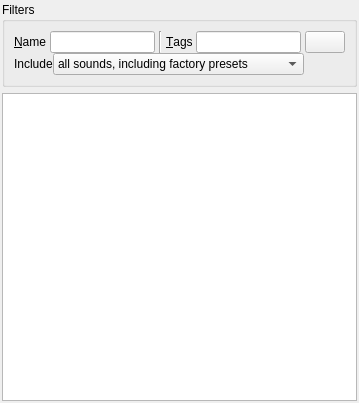
Old version of the form bigglesworth/ui/librarywidget.ui in the repository MaurizioB/Bigglesworth.
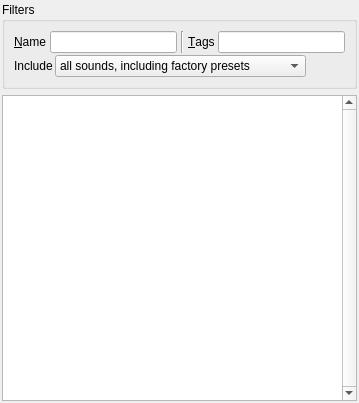
New version of the form. Icons and pictures are not drawn. Custom widgets are drawn as their Qt base class.

Diff of the .ui file:
```diff
--- a/bigglesworth/ui/librarywidget.ui
+++ b/bigglesworth/ui/librarywidget.ui
@@ -30,7 +30,7 @@
      </property>
      <layout class="QVBoxLayout" name="verticalLayout_2">
       <property name="spacing">
-       <number>0</number>
+       <number>2</number>
       </property>
       <item>
        <layout class="QHBoxLayout" name="horizontalLayout_2">
@@ -70,29 +70,6 @@
         <item>
          <widget class="FilterTagsEdit" name="filterTagsEdit"/>
         </item>
-        <item>
-         <widget class="QPushButton" name="editModeBtn">
-          <property name="mouseTracking">
-           <bool>true</bool>
-          </property>
-          <property name="contextMenuPolicy">
-           <enum>Qt::CustomContextMenu</enum>
-          </property>
-          <property name="toolTip">
-           <string>Toggle to enable/disable name and category editing</string>
-          </property>
-          <property name="text">
-           <string/>
-          </property>
-          <property name="icon">
-           <iconset theme="edit-rename">
-            <normaloff>../../../../../.designer/backup</normaloff>../../../../../.designer/backup</iconset>
-          </property>
-          <property name="checkable">
-           <bool>true</bool>
-          </property>
-         </widget>
-        </item>
        </layout>
       </item>
       <item>
@@ -155,12 +132,18 @@
    </item>
    <item row="1" column="0">
     <widget class="LibraryTableView" name="collectionView">
+     <property name="verticalScrollBarPolicy">
+      <enum>Qt::ScrollBarAlwaysOn</enum>
+     </property>
      <property name="editTriggers">
       <set>QAbstractItemView::NoEditTriggers</set>
      </property>
      <property name="horizontalScrollMode">
       <enum>QAbstractItemView::ScrollPerPixel</enum>
      </property>
+     <property name="cornerButtonEnabled">
+      <bool>true</bool>
+     </property>
      <attribute name="horizontalHeaderHighlightSections">
       <bool>false</bool>
      </attribute>
```
